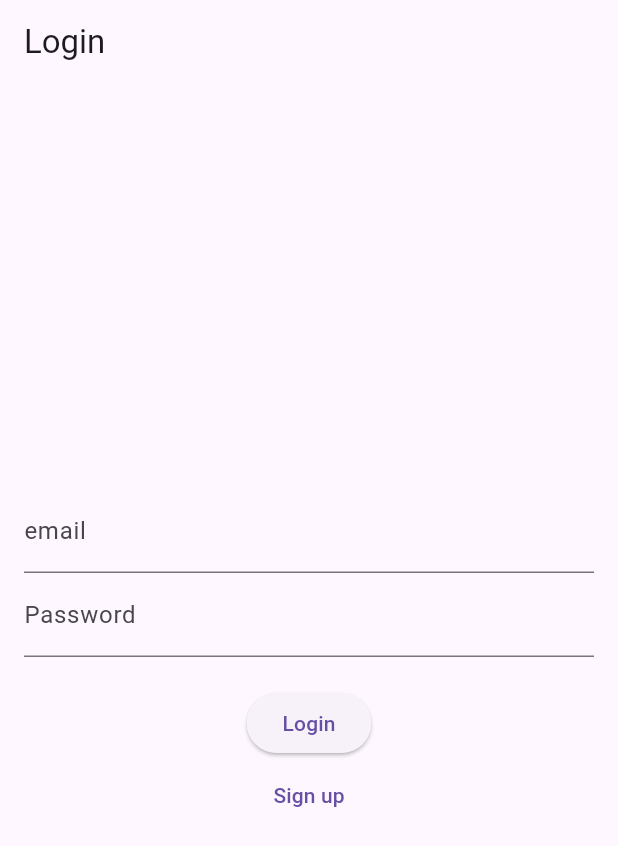
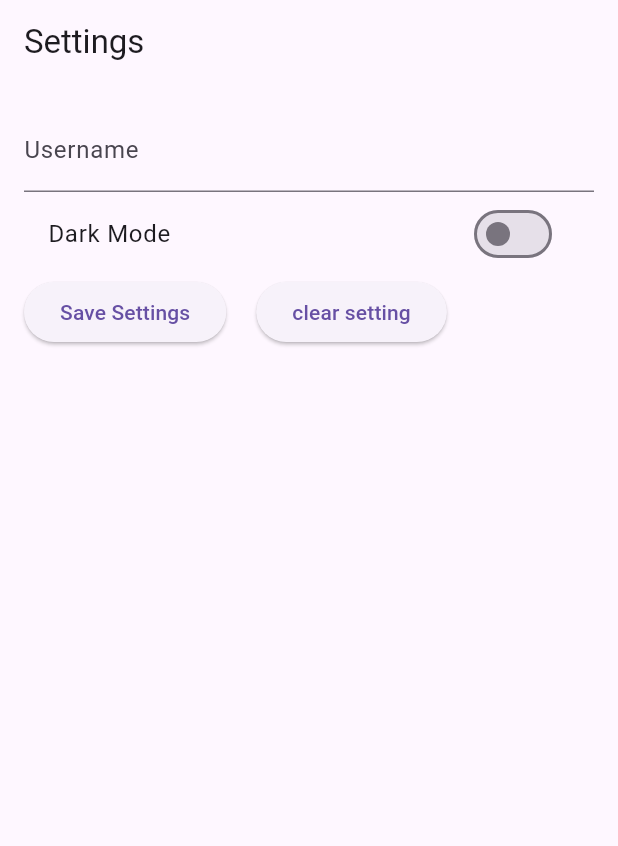
Before and after one commit to shahadba2025/Shahadbaties, a Flutter app: the screen it shows after launch, on a phone screen of 412 x 824 dp. Shown: the top 846 px of the screen. Run offline on Flutter 3.47's test engine with Material 3 defaults, Android fonts, the phone set to English and light mode, and no system bars; our stand-ins replace shared_preferences.

Commit message:
Add files via upload

```diff
--- a/lib/main.dart
+++ b/lib/main.dart
@@ -1,18 +1,87 @@
 import 'package:flutter/material.dart';
-import 'LoginPage.dart';
+import 'package:shared_preferences/shared_preferences.dart';
 void main() {
-  runApp(MyApp());
+  runApp(SettingsPage());
+}
+class SettingsPage extends StatefulWidget {
+  @override
+  _SettingsPageState createState() => _SettingsPageState();
 }
 
-class MyApp extends StatelessWidget {
+class _SettingsPageState extends State<SettingsPage> {
+  TextEditingController _usernameController = TextEditingController();
+  bool _darkModeEnabled = false;
+
+  @override
+  void initState() {
+    super.initState();
+    _loadSettings();
+  }
+
+  // Method to load saved settings
+  Future<void> _loadSettings() async {
+    final prefs = await SharedPreferences.getInstance();
+    setState(() {
+      _usernameController.text = prefs.getString('username') ?? '';
+      _darkModeEnabled = prefs.getBool('darkMode') ?? false;
+    });
+  }
+
+  // Method to save settings
+  Future<void> _saveSettings() async {
+    final prefs = await SharedPreferences.getInstance();
+    await prefs.setString('username', _usernameController.text);
+    await prefs.setBool('darkMode', _darkModeEnabled);
+    print('Settings saved');
+  }
+
+  // Method to Delete settings
+  Future<void> _clearSettings() async {
+    final prefs = await SharedPreferences.getInstance();
+    await prefs.remove('username'); // Remove username
+    await prefs.remove('darkMode'); // Remove dark mode preference
+  }
+
   @override
   Widget build(BuildContext context) {
     return MaterialApp(
-      title: 'Flutter Auth App',
-      theme: ThemeData(
-        primarySwatch: Colors.blue,
+      home: Scaffold(
+        appBar: AppBar(title: Text('Settings')),
+        body: Padding(
+          padding: const EdgeInsets.all(16.0),
+          child: Column(
+            children: [
+              TextField(
+                controller: _usernameController,
+                decoration: InputDecoration(labelText: 'Username'),
+              ),
+              SwitchListTile(
+                title: Text('Dark Mode'),
+                value: _darkModeEnabled,
+                onChanged: (bool value) {
+                  setState(() {
+                    _darkModeEnabled = value;
+                  });
+                },
+              ),
+              Row(
+                children: [
+                  ElevatedButton(
+                    onPressed: _saveSettings,
+                    child: Text('Save Settings'),
+                  ),
+                  SizedBox(width: 20,),
+                  ElevatedButton(
+                    onPressed: _clearSettings,
+                    child: Text('clear setting'),
+                  ),
+                ],
+              ),
+
+            ],
+          ),
+        ),
       ),
-      home: LoginPage(),
     );
   }
 }
--- a/pubspec.yaml
+++ b/pubspec.yaml
@@ -1,4 +1,4 @@
-name: untitled15
+name: untitled16
 description: "A new Flutter project."
 # The following line prevents the package from being accidentally published to
 # pub.dev using `flutter pub publish`. This is preferred for private packages.
```
Also changed, not shown: 15 other files.
